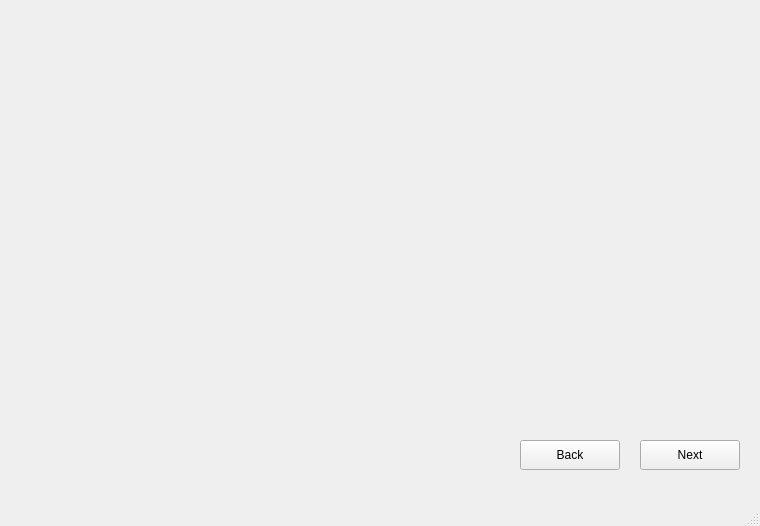
Above: mainwindow.ui from JonathanXu4/CSC3220-Lab-2 before the change. Below: the same form after it.
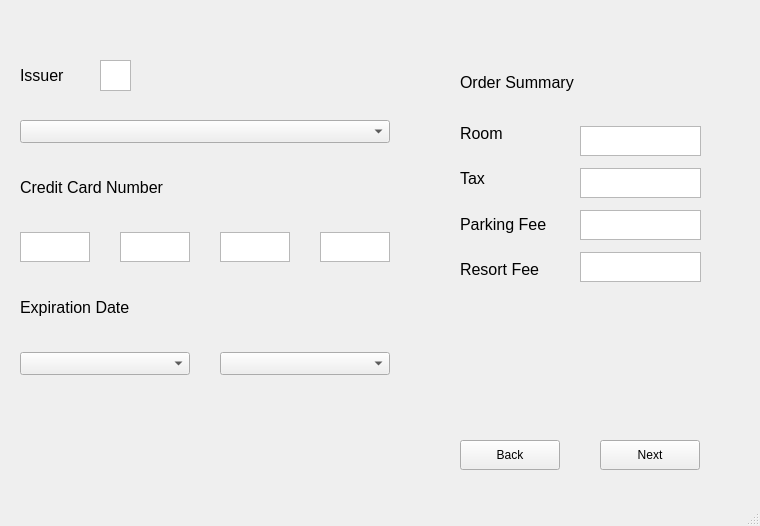
That is the form after the change. The open tabs and pages were chosen to show the change.

Commit message:
Added numToString method
Converts any double into a QString with a $ in front and 2 decimal places.

What changed in the file:
```diff
--- a/mainwindow.ui
+++ b/mainwindow.ui
@@ -17,10 +17,10 @@
    <widget class="QStackedWidget" name="stackedWidget">
     <property name="geometry">
      <rect>
-      <x>40</x>
+      <x>0</x>
       <y>0</y>
-      <width>801</width>
-      <height>501</height>
+      <width>831</width>
+      <height>491</height>
      </rect>
     </property>
     <widget class="QWidget" name="page">
@@ -347,7 +347,7 @@
      <widget class="QPushButton" name="pushButton_3">
       <property name="geometry">
        <rect>
-        <x>480</x>
+        <x>460</x>
         <y>440</y>
         <width>100</width>
         <height>30</height>
@@ -357,6 +357,319 @@
        <string>Back</string>
       </property>
      </widget>
+     <widget class="QLabel" name="label_12">
+      <property name="geometry">
+       <rect>
+        <x>460</x>
+        <y>60</y>
+        <width>175</width>
+        <height>45</height>
+       </rect>
+      </property>
+      <property name="font">
+       <font>
+        <pointsize>12</pointsize>
+       </font>
+      </property>
+      <property name="text">
+       <string>Order Summary</string>
+      </property>
+     </widget>
+     <widget class="QGraphicsView" name="graphicsView">
+      <property name="enabled">
+       <bool>true</bool>
+      </property>
+      <property name="geometry">
+       <rect>
+        <x>100</x>
+        <y>60</y>
+        <width>31</width>
+        <height>31</height>
+       </rect>
+      </property>
+     </widget>
+     <widget class="QWidget" name="">
+      <property name="geometry">
+       <rect>
+        <x>460</x>
+        <y>120</y>
+        <width>106</width>
+        <height>162</height>
+       </rect>
+      </property>
+      <layout class="QVBoxLayout" name="verticalLayout_3">
+       <property name="spacing">
+        <number>20</number>
+       </property>
+       <item>
+        <widget class="QLabel" name="label_11">
+         <property name="font">
+          <font>
+           <pointsize>12</pointsize>
+          </font>
+         </property>
+         <property name="text">
+          <string>Room</string>
+         </property>
+        </widget>
+       </item>
+       <item>
+        <widget class="QLabel" name="label_13">
+         <property name="font">
+          <font>
+           <pointsize>12</pointsize>
+          </font>
+         </property>
+         <property name="text">
+          <string>Tax</string>
+         </property>
+        </widget>
+       </item>
+       <item>
+        <widget class="QLabel" name="label_14">
+         <property name="font">
+          <font>
+           <pointsize>12</pointsize>
+          </font>
+         </property>
+         <property name="text">
+          <string>Parking Fee</string>
+         </property>
+        </widget>
+       </item>
+       <item>
+        <widget class="QLabel" name="label_15">
+         <property name="font">
+          <font>
+           <pointsize>12</pointsize>
+          </font>
+         </property>
+         <property name="text">
+          <string>Resort Fee</string>
+         </property>
+        </widget>
+       </item>
+      </layout>
+     </widget>
+     <widget class="QWidget" name="">
+      <property name="geometry">
+       <rect>
+        <x>20</x>
+        <y>60</y>
+        <width>370</width>
+        <height>315</height>
+       </rect>
+      </property>
+      <layout class="QVBoxLayout" name="verticalLayout_4">
+       <property name="spacing">
+        <number>30</number>
+       </property>
+       <item>
+        <widget class="QLabel" name="label_18">
+         <property name="font">
+          <font>
+           <pointsize>12</pointsize>
+          </font>
+         </property>
+         <property name="text">
+          <string>Issuer</string>
+         </property>
+         <property name="wordWrap">
+          <bool>false</bool>
+         </property>
+        </widget>
+       </item>
+       <item>
+        <widget class="QComboBox" name="cardType">
+         <property name="font">
+          <font>
+           <pointsize>10</pointsize>
+          </font>
+         </property>
+        </widget>
+       </item>
+       <item>
+        <widget class="QLabel" name="label_17">
+         <property name="font">
+          <font>
+           <pointsize>12</pointsize>
+          </font>
+         </property>
+         <property name="text">
+          <string>Credit Card Number</string>
+         </property>
+         <property name="wordWrap">
+          <bool>false</bool>
+         </property>
+        </widget>
+       </item>
+       <item>
+        <layout class="QHBoxLayout" name="horizontalLayout">
+         <item>
+          <widget class="QPlainTextEdit" name="name_2">
+           <property name="enabled">
+            <bool>true</bool>
+           </property>
+           <property name="maximumSize">
+            <size>
+             <width>260</width>
+             <height>30</height>
+            </size>
+           </property>
+           <property name="font">
+            <font>
+             <pointsize>10</pointsize>
+            </font>
+           </property>
+          </widget>
+         </item>
+         <item>
+          <widget class="QPlainTextEdit" name="name_3">
+           <property name="enabled">
+            <bool>true</bool>
+           </property>
+           <property name="maximumSize">
+            <size>
+             <width>260</width>
+             <height>30</height>
+            </size>
+           </property>
+           <property name="font">
+            <font>
+             <pointsize>10</pointsize>
+            </font>
+           </property>
+          </widget>
+         </item>
+         <item>
+          <widget class="QPlainTextEdit" name="name_4">
+           <property name="enabled">
+            <bool>true</bool>
+           </property>
+           <property name="maximumSize">
+            <size>
+             <width>260</width>
+             <height>30</height>
+            </size>
+           </property>
+           <property name="font">
+            <font>
+             <pointsize>10</pointsize>
+            </font>
+           </property>
+          </widget>
+         </item>
+         <item>
+          <widget class="QPlainTextEdit" name="name_5">
+           <property name="enabled">
+            <bool>true</bool>
+           </property>
+           <property name="maximumSize">
+            <size>
+             <width>260</width>
+             <height>30</height>
+            </size>
+           </property>
+           <property name="font">
+            <font>
+             <pointsize>10</pointsize>
+            </font>
+           </property>
+          </widget>
+         </item>
+        </layout>
+       </item>
+       <item>
+        <widget class="QLabel" name="label_16">
+         <property name="font">
+          <font>
+           <pointsize>12</pointsize>
+          </font>
+         </property>
+         <property name="text">
+          <string>Expiration Date</string>
+         </property>
+         <property name="wordWrap">
+          <bool>false</bool>
+         </property>
+        </widget>
+       </item>
+       <item>
+        <layout class="QHBoxLayout" name="horizontalLayout_2">
+         <item>
+          <widget class="QComboBox" name="month">
+           <property name="font">
+            <font>
+             <pointsize>10</pointsize>
+            </font>
+           </property>
+          </widget>
+         </item>
+         <item>
+          <widget class="QComboBox" name="year">
+           <property name="font">
+            <font>
+             <pointsize>10</pointsize>
+            </font>
+           </property>
+          </widget>
+         </item>
+        </layout>
+       </item>
+      </layout>
+     </widget>
+     <widget class="QWidget" name="">
+      <property name="geometry">
+       <rect>
+        <x>580</x>
+        <y>120</y>
+        <width>121</width>
+        <height>171</height>
+       </rect>
+      </property>
+      <layout class="QVBoxLayout" name="verticalLayout_5">
+       <item>
+        <widget class="QTextBrowser" name="room">
+         <property name="maximumSize">
+          <size>
+           <width>260</width>
+           <height>30</height>
+          </size>
+         </property>
+        </widget>
+       </item>
+       <item>
+        <widget class="QTextBrowser" name="tax">
+         <property name="maximumSize">
+          <size>
+           <width>260</width>
+           <height>30</height>
+          </size>
+         </property>
+        </widget>
+       </item>
+       <item>
+        <widget class="QTextBrowser" name="parkingFee">
+         <property name="maximumSize">
+          <size>
+           <width>260</width>
+           <height>30</height>
+          </size>
+         </property>
+        </widget>
+       </item>
+       <item>
+        <widget class="QTextBrowser" name="resortFee">
+         <property name="maximumSize">
+          <size>
+           <width>260</width>
+           <height>30</height>
+          </size>
+         </property>
+        </widget>
+       </item>
+      </layout>
+     </widget>
     </widget>
    </widget>
   </widget>
```
The commit also changes 2 other files.
